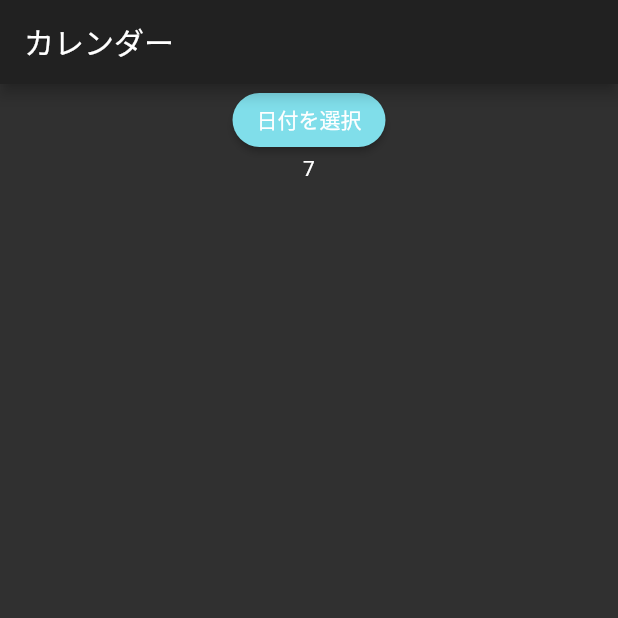
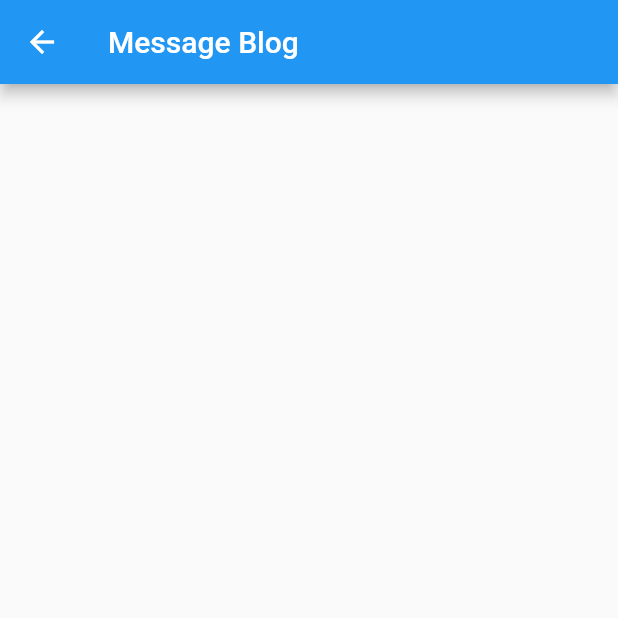
Before and after one commit to rerelurelu/message-blog-app, a Flutter app: the HomeView screen opened directly, on a phone screen of 412 x 824 dp, the top half of it. Run offline on Flutter 3.47's test engine with Material 2 defaults, Android fonts, the phone set to English and light mode, and no system bars.

Commit message:
✨ feat: Update

```diff
--- a/lib/main.dart
+++ b/lib/main.dart
@@ -1,6 +1,6 @@
 import 'package:flutter/material.dart';
 
-import './views/home_view.dart';
+import 'package:message_blog/views/auth_view.dart';
 
 void main() {
   runApp(MessageBlogApp());
@@ -12,8 +12,8 @@ class MessageBlogApp extends StatelessWidget {
     return MaterialApp(
       debugShowCheckedModeBanner: false,
       title: 'Message Blog',
-      theme: ThemeData.dark(),
-      home: HomeView(),
+      theme: ThemeData.light(),
+      home: AuthView(),
     );
   }
 }
--- a/lib/views/home_view.dart
+++ b/lib/views/home_view.dart
@@ -1,51 +1,20 @@
 import 'package:flutter/material.dart';
 
-class HomeView extends StatefulWidget {
-  @override
-  _HomeViewState createState() => _HomeViewState();
-}
-
-class _HomeViewState extends State<HomeView> {
-  DateTime date = DateTime.now();
-  Future<Null> selectTimePicker(BuildContext context) async {
-    final DateTime? picked = await showDatePicker(
-      context: context,
-      initialDate: date,
-      firstDate: DateTime(1940),
-      lastDate: DateTime(2030),
-    );
-    if (picked != null && picked != date) {
-      setState(() {
-        date = picked;
-        print(date.toString());
-      });
-    }
-  }
+class HomeView extends StatelessWidget {
+  const HomeView({Key? key}) : super(key: key);
 
   @override
   Widget build(BuildContext context) {
     return Scaffold(
       appBar: AppBar(
         title: Text(
-          'カレンダー',
+          'Message Blog',
         ),
       ),
       body: Center(
         child: Column(
-          children: [
-            ElevatedButton(
-              child: Text('日付を選択'),
-              style: ElevatedButton.styleFrom(
-                primary: Colors.cyan.shade200,
-                onPrimary: Colors.white,
-                shape: const StadiumBorder(),
-              ),
-              onPressed: () {
-                selectTimePicker(context);
-              },
-            ),
-            Text(date.month.toString()),
-          ],
+          mainAxisSize: MainAxisSize.min,
+          children: [],
         ),
       ),
     );
```
Also changed, not shown: 2 other files.
